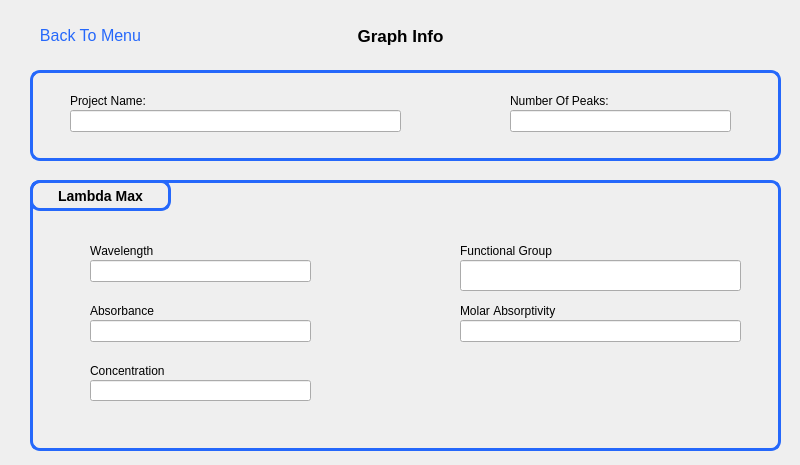
Old version of the form SpectrumAnalyzer/graphinfo.ui in the repository NilushikaSandeepani/189116Research.
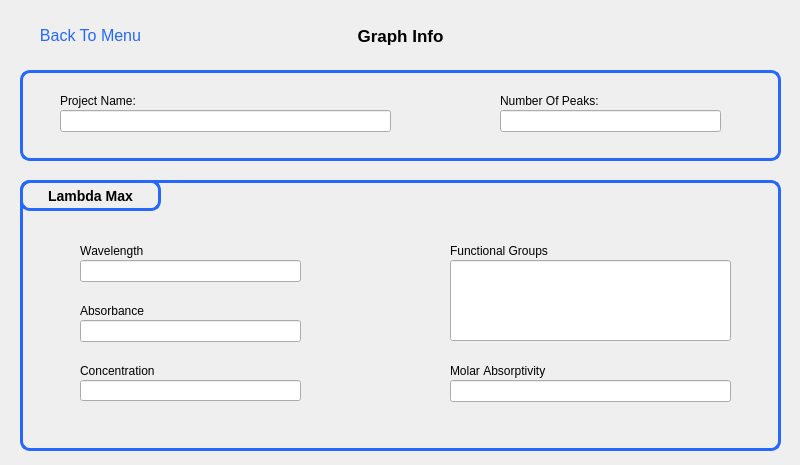
New version of the form. Icons and pictures are not drawn.

The edit to the form file:
```diff
--- a/SpectrumAnalyzer/graphinfo.ui
+++ b/SpectrumAnalyzer/graphinfo.ui
@@ -53,9 +53,9 @@
   <widget class="QWidget" name="widget" native="true">
    <property name="geometry">
     <rect>
-     <x>30</x>
+     <x>20</x>
      <y>70</y>
-     <width>751</width>
+     <width>761</width>
      <height>91</height>
     </rect>
    </property>
@@ -112,9 +112,9 @@
   <widget class="QWidget" name="Lambda" native="true">
    <property name="geometry">
     <rect>
-     <x>30</x>
+     <x>20</x>
      <y>180</y>
-     <width>751</width>
+     <width>761</width>
      <height>271</height>
     </rect>
    </property>
@@ -171,7 +171,7 @@
      </font>
     </property>
     <property name="text">
-     <string>Functional Group</string>
+     <string>Functional Groups</string>
     </property>
    </widget>
    <widget class="QLineEdit" name="lineEdit_2">
@@ -180,7 +180,7 @@
       <x>430</x>
       <y>80</y>
       <width>281</width>
-      <height>31</height>
+      <height>81</height>
      </rect>
     </property>
    </widget>
@@ -276,7 +276,7 @@
     <property name="geometry">
      <rect>
       <x>430</x>
-      <y>120</y>
+      <y>180</y>
       <width>121</width>
       <height>21</height>
      </rect>
@@ -295,7 +295,7 @@
     <property name="geometry">
      <rect>
       <x>430</x>
-      <y>140</y>
+      <y>200</y>
       <width>281</width>
       <height>22</height>
      </rect>
```
